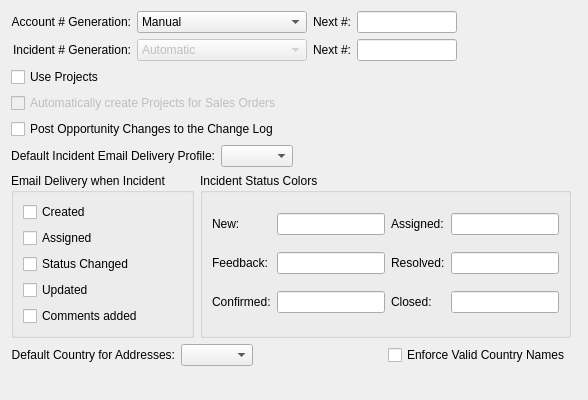
WooodHead/xtuple, file xtuple/trunk/guiclient/configureCRM.ui: the form before one commit.
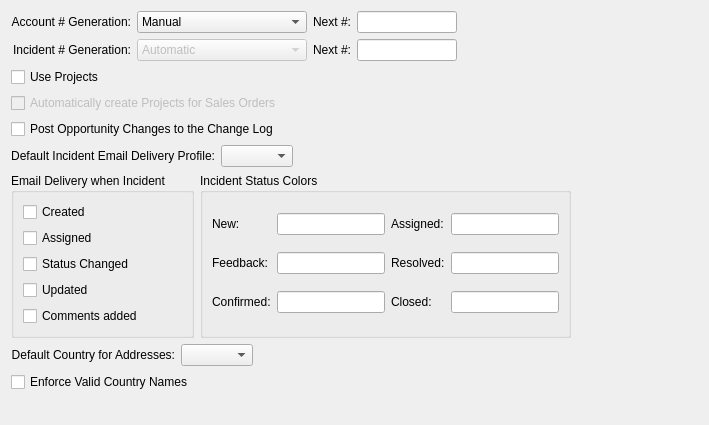
The form after the commit. Custom widgets are drawn as their Qt base class.

The edit to the form file:
```diff
--- a/xtuple/trunk/guiclient/configureCRM.ui
+++ b/xtuple/trunk/guiclient/configureCRM.ui
@@ -13,21 +13,21 @@
    <rect>
     <x>0</x>
     <y>0</y>
-    <width>588</width>
-    <height>400</height>
+    <width>709</width>
+    <height>425</height>
    </rect>
   </property>
   <property name="windowTitle">
    <string>CRM Configuration</string>
   </property>
-  <layout class="QGridLayout" name="gridLayout_4">
-   <item row="0" column="0">
-    <layout class="QHBoxLayout" name="horizontalLayout_3">
-     <item>
-      <layout class="QVBoxLayout" name="verticalLayout_2">
-       <item>
         <layout class="QGridLayout" name="gridLayout_3">
          <item row="0" column="0">
+    <layout class="QHBoxLayout" name="horizontalLayout_4">
+     <item>
+      <layout class="QVBoxLayout" name="verticalLayout_3">
+       <item>
+        <layout class="QVBoxLayout" name="verticalLayout_2">
+         <item>
           <layout class="QHBoxLayout" name="horizontalLayout_2">
            <item>
             <layout class="QGridLayout" name="gridLayout_2">
@@ -163,7 +163,7 @@
            </item>
           </layout>
          </item>
-         <item row="1" column="0">
+         <item>
           <layout class="QVBoxLayout" name="verticalLayout">
            <item>
             <widget class="QCheckBox" name="_useProjects">
@@ -228,7 +228,7 @@
            </item>
           </layout>
          </item>
-         <item row="2" column="0">
+         <item>
           <layout class="QHBoxLayout" name="horizontalLayout">
            <item>
             <widget class="QGroupBox" name="_incdtDelGroup">
@@ -348,8 +348,8 @@
            </item>
           </layout>
          </item>
-         <item row="3" column="0">
-          <layout class="QHBoxLayout" name="_countryLayout">
+         <item>
+          <layout class="QHBoxLayout" name="horizontalLayout_3">
            <item>
             <widget class="XLabel" name="_countryLit">
              <property name="text">
@@ -389,6 +389,8 @@
              </property>
             </spacer>
            </item>
+          </layout>
+         </item>
            <item>
             <widget class="XCheckBox" name="_strictCountries">
              <property name="text">
@@ -398,8 +400,6 @@
               <bool>true</bool>
              </property>
             </widget>
-           </item>
-          </layout>
          </item>
         </layout>
        </item>
```
Lines whose indentation alone changed are shown as unchanged.
